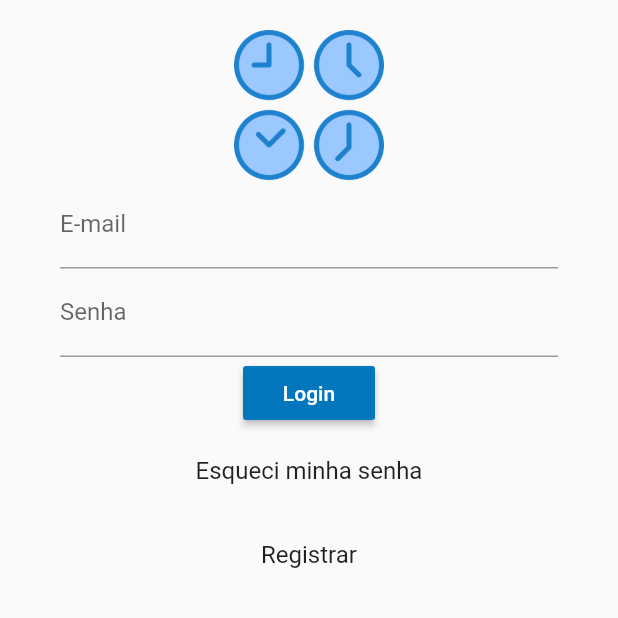
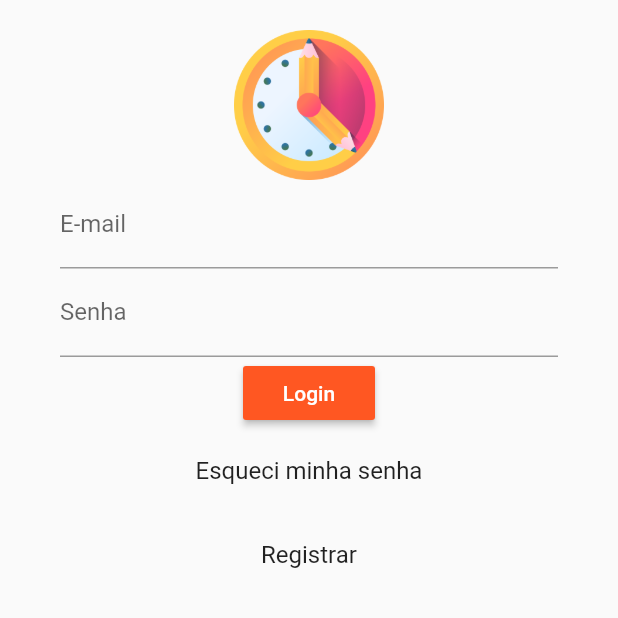
Before and after one commit to JoaoVieira-Dev/marcahorario, a Flutter app: the screen it shows after launch, on a phone screen of 412 x 824 dp, the top half of it. Run offline on Flutter 3.47's test engine with Material 2 defaults, Android fonts, the phone set to English and light mode, and no system bars.

Commit message:
Primary Colors

```diff
--- /dev/null
+++ b/lib/app/constants.dart
@@ -0,0 +1,4 @@
+import 'package:flutter/material.dart';
+
+const kPrimaryColor = Color.fromRGBO(255,87,34,1);
+const kPrimaryLightColor = Color(0xFFF1E6FF);
--- a/lib/app/pages/login/login_page.dart
+++ b/lib/app/pages/login/login_page.dart
@@ -1,4 +1,5 @@
 import 'package:flutter/material.dart';
+import 'package:marcahorario/app/constants.dart';
 import 'package:marcahorario/app/pages/homepage/home_page.dart';
 import 'package:marcahorario/app/pages/registerpage/register_page.dart';
 
@@ -54,7 +55,7 @@ class _LoginPageState extends State<LoginPage> {
                                     builder: (context) => HomePage()));
                           }
                         },
-                        color: Colors.lightBlue[800],
+                        color: kPrimaryColor,
                         child: Text(
                           "Login",
                           style: TextStyle(color: Colors.white),
@@ -98,7 +99,7 @@ class Logotipo extends StatelessWidget {
   @override
   Widget build(BuildContext context) {
     return Image(
-      image: AssetImage('lib/app/assets/logo.png'),
+      image: AssetImage('lib/app/assets/icons/logo.png'),
       width: 100,
     );
   }
--- a/lib/main.dart
+++ b/lib/main.dart
@@ -1,4 +1,5 @@
 import 'package:flutter/material.dart';
+import 'package:marcahorario/app/constants.dart';
 import 'package:marcahorario/app/pages/login/login_page.dart';
 
 void main() {
@@ -10,8 +11,9 @@ class MyApp extends StatelessWidget {
   @override
   Widget build(BuildContext context) {
     return MaterialApp(
+      debugShowCheckedModeBanner: false,
       theme: ThemeData(
-        primarySwatch: Colors.blue,
+        primaryColor: kPrimaryColor,
         visualDensity: VisualDensity.adaptivePlatformDensity,
       ),
       home: LoginPage(),
--- a/pubspec.yaml
+++ b/pubspec.yaml
@@ -28,6 +28,7 @@ dependencies:
   # The following adds the Cupertino Icons font to your application.
   # Use with the CupertinoIcons class for iOS style icons.
   cupertino_icons: ^0.1.3
+  flutter_svg: ^0.19.0
 
 dev_dependencies:
   flutter_test:
@@ -46,7 +47,8 @@ flutter:
 
   # To add assets to your application, add an assets section, like this:
   assets:
-      - lib/app/assets/logo.png
+      - lib/app/assets/icons/
+      - lib/app/assets/images/
 
   # An image asset can refer to one or more resolution-specific "variants", see
   # https://flutter.dev/assets-and-images/#resolution-aware.
```
Also changed, not shown: lib/app/assets/icons/logo.png (added), lib/app/assets/logo.png (deleted).
